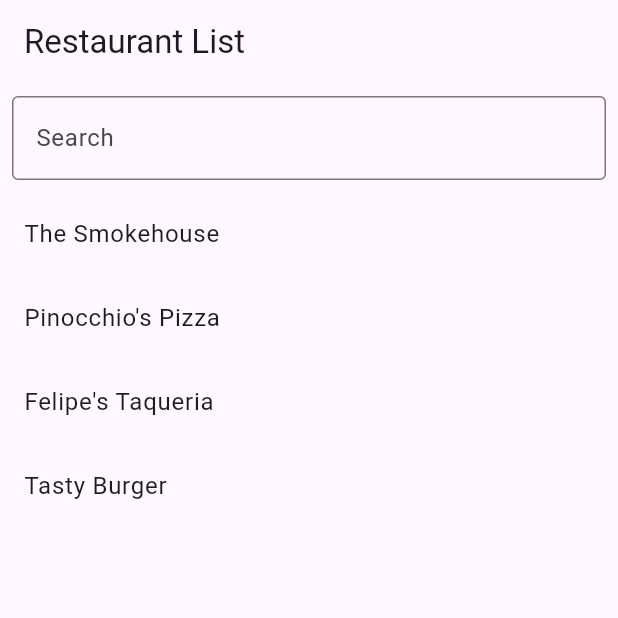
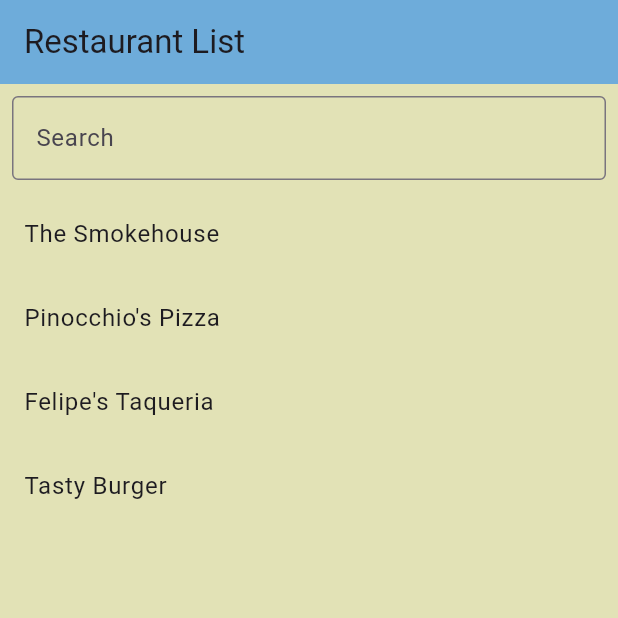
Before and after one commit to Ramneek-Singh04/Fate_Dating, a Flutter app: the screen it shows after launch, on a phone screen of 412 x 824 dp, the top half of it. Run offline on Flutter 3.47's test engine with Material 3 defaults, Android fonts, the phone set to English and light mode, and no system bars; our stand-ins replace flutter_riverpod.

Commit message:
improved overall look, changed color theme, emboldened search

```diff
--- a/lib/main.dart
+++ b/lib/main.dart
@@ -12,8 +12,8 @@
   Widget build(BuildContext context) {
     return MaterialApp(
       title: 'Restaurant List',
-      theme: ThemeData(
-        primarySwatch: Colors.blue,
+      theme: new ThemeData(
+        scaffoldBackgroundColor: const Color(0xFFE2E2B6),
       ),
       home: RestaurantListPage(),
       debugShowCheckedModeBanner: false, // This removes the debug banner
@@ -30,6 +30,7 @@
     return Scaffold(
       appBar: AppBar(
         title: Text('Restaurant List'),
+        backgroundColor: Color(0xFF6EACDA),
       ),
       body: Column(
         children: [
@@ -37,6 +38,11 @@
             padding: const EdgeInsets.all(8.0),
             child: TextField(
               onChanged: (value) => ref.read(searchQueryProvider.notifier).state = value,
+              style: TextStyle(
+                color: Colors.black,
+                fontWeight: FontWeight.w700,
+
+              ),
               decoration: InputDecoration(
                 labelText: 'Search',
                 border: OutlineInputBorder(),
--- a/pubspec.yaml
+++ b/pubspec.yaml
@@ -23,3 +23,8 @@ flutter:
 
   assets:
     - assets/restaurants.json
+
+fonts:
+  - family: CursiveFont
+    fonts:
+      - asset: assets/fonts/cursive_font.ttf
```
